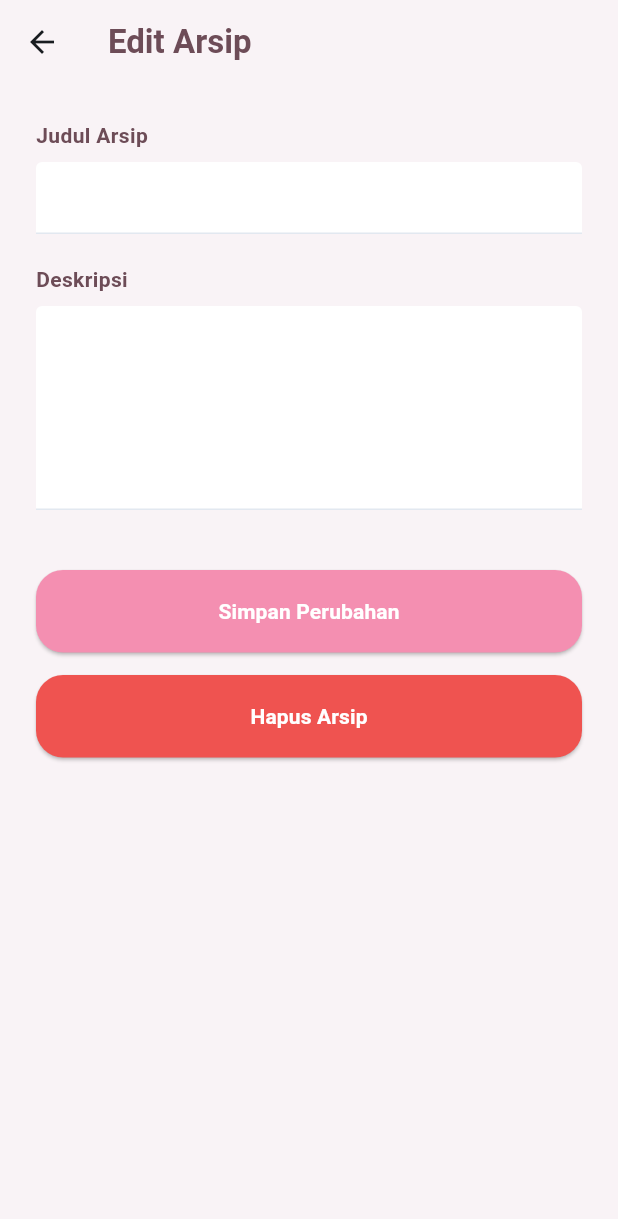
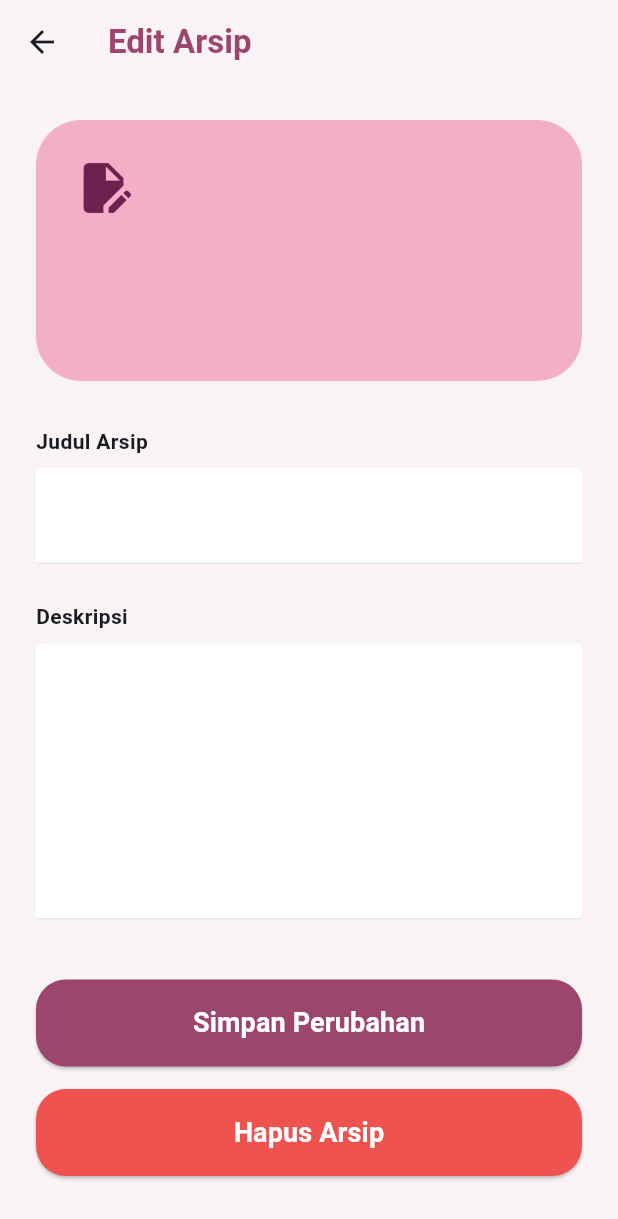
Before and after one commit to lutfiahdamayanti/arsipku-flutter, a Flutter app: the EditArsipPage screen opened directly with empty values, on a phone screen of 412 x 824 dp. Shown: the top 1219 px of the screen. Run offline on Flutter 3.47's test engine with Material 3 defaults, Android fonts, the light colour scheme and no system bars; our stand-ins replace file_picker, firebase_auth, firebase_core, flutter_local_notifications, google_sign_in, shared_preferences and 1 more; accounts and stored records are empty; network calls fail; Roboto replaces fonts that are missing (Sans-Serif).

Commit message:
Update edit_arsip
perbaikan UI pada halaman edit arsip

```diff
--- a/lib/edit_arsip.dart
+++ b/lib/edit_arsip.dart
@@ -4,7 +4,6 @@ import 'models/arsip_model.dart';
 
 class EditArsipPage extends StatefulWidget {
   final Arsip arsip;
-
   const EditArsipPage({super.key, required this.arsip});
 
   @override
@@ -12,156 +11,386 @@ class EditArsipPage extends StatefulWidget {
 }
 
 class _EditArsipPageState extends State<EditArsipPage> {
-
   late TextEditingController judulController;
   late TextEditingController deskripsiController;
-
   String kategori = '';
-
   @override
   void initState() {
     super.initState();
-
     judulController =
         TextEditingController(text: widget.arsip.judul);
-
     deskripsiController =
         TextEditingController(text: widget.arsip.deskripsi);
-
     kategori = widget.arsip.kategori;
   }
 
   @override
   Widget build(BuildContext context) {
   return Scaffold(
-      backgroundColor: const Color(0xFFF9F3F6),
+    backgroundColor:const Color(0xFFF9F3F6),
     appBar: AppBar(
-        backgroundColor: const Color(0xFFF9F3F6),
-        elevation: 0,
+      backgroundColor:const Color(0xFFF9F3F6),
+      elevation:0,
       title: const Text(
-          'Edit Arsip',
+        "Edit Arsip",
         style: TextStyle(
-            color: Color(0xFF6D4C57),
-            fontWeight: FontWeight.bold,
+          color: Color(0xFF9C466E),
+          fontWeight:
+          FontWeight.bold,
         ),
       ),
     ),
-      body: SingleChildScrollView(
+    body:
+    SingleChildScrollView(
       padding: const EdgeInsets.all(24),
       child: Column(
         crossAxisAlignment: CrossAxisAlignment.start,
-          children: [
-            const Text(
-              'Judul Arsip',
-              style: TextStyle(
-                fontWeight: FontWeight.w600,
-                color: Color(0xFF6D4C57),
+        children:[
+          Container(
+            width:
+            double.infinity,
+            padding:
+            const EdgeInsets.all(25),
+            decoration: BoxDecoration(
+              color:const Color(0xFFF4AFC8),
+              borderRadius: BorderRadius.circular(30),
+            ),
+            child: Column(
+              crossAxisAlignment: CrossAxisAlignment.start,
+              children:[
+                const Icon(
+                  Icons.edit_document,
+                  size:40,
+                  color:Color(0xFF6D214F),
+                ),
+                const SizedBox(
+                  height:15,
+                ),
+                Text(
+                  widget.arsip.judul,
+                  style:
+                  const TextStyle(
+                    fontSize:26,
+                    fontWeight:
+                    FontWeight.bold,
+                    color: Color(0xFF6D214F),
                   ),
                 ),
-            const SizedBox(height: 8),
+                const SizedBox(
+                 height:10,
+               ),
+
+               Text(
+
+                 widget.arsip.kategori,
+
+                 style:
+                 const TextStyle(
+
+                   color:
+                   Color(
+                     0xFF6D214F,
+                   ),
+
+                 ),
+
+               )
+
+             ],
+
+           ),
+
+         ),
+
+         const SizedBox(
+           height:30,
+         ),
+
+         const Text(
+
+           "Judul Arsip",
+
+           style: TextStyle(
+
+             fontWeight:
+             FontWeight.bold,
+
+           ),
+
+         ),
+
+         const SizedBox(
+           height:8,
+         ),
 
          TextField(
-              controller: judulController,
-              decoration: InputDecoration(
-                filled: true,
-                fillColor: Colors.white,
-                border: OutlineInputBorder(
-                  borderRadius: BorderRadius.circular(18),
-                  borderSide: BorderSide.none,
+
+           controller:
+           judulController,
+
+           decoration:
+           InputDecoration(
+
+             filled:true,
+
+             fillColor:
+             Colors.white,
+
+             contentPadding:
+             const EdgeInsets.all(
+               20,
              ),
+
+             border:
+             OutlineInputBorder(
+
+               borderRadius:
+               BorderRadius.circular(
+                 20,
                ),
+
+               borderSide:
+               BorderSide.none,
+
              ),
-            const SizedBox(height: 20),
+
+           ),
+
+         ),
+
+         const SizedBox(
+           height:25,
+         ),
 
          const Text(
-              'Deskripsi',
+
+           "Deskripsi",
+
            style: TextStyle(
-                fontWeight: FontWeight.w600,
-                color: Color(0xFF6D4C57),
+
+             fontWeight:
+             FontWeight.bold,
+
            ),
+
          ),
-            const SizedBox(height: 8),
+
+         const SizedBox(
+           height:8,
+         ),
 
          TextField(
-              controller: deskripsiController,
-              maxLines: 5,
-              decoration: InputDecoration(
-                filled: true,
-                fillColor: Colors.white,
-                border: OutlineInputBorder(
-                  borderRadius: BorderRadius.circular(18),
-                  borderSide: BorderSide.none,
+
+           controller:
+           deskripsiController,
+
+           maxLines:6,
+
+           decoration:
+           InputDecoration(
+
+             filled:true,
+
+             fillColor:
+             Colors.white,
+
+             contentPadding:
+             const EdgeInsets.all(
+               20,
              ),
+
+             border:
+             OutlineInputBorder(
+
+               borderRadius:
+               BorderRadius.circular(
+                 20,
                ),
+
+               borderSide:
+               BorderSide.none,
+
              ),
-            const SizedBox(height: 40),
+
+           ),
+
+         ),
+
+         const SizedBox(
+           height:40,
+         ),
 
          SizedBox(
-              width: double.infinity,
-              height: 55,
-              child: ElevatedButton(
+
+           width:
+           double.infinity,
+
+           height:58,
+
+           child:
+           ElevatedButton(
+
              onPressed: () async {
-                  bool result =
-                  await ArsipService().updateArsip(
-                    id: widget.arsip.id,
-                    judul: judulController.text,
-                    kategori: kategori,
-                    deskripsi: deskripsiController.text,
+
+               bool result=
+
+               await ArsipService()
+               .updateArsip(
+
+                 id:
+                 widget.arsip.id,
+
+                 judul:
+                 judulController.text,
+
+                 kategori:
+                 kategori,
+
+                 deskripsi:
+                 deskripsiController.text,
+
                );
-                  if (result) {
-                    Navigator.pop(context, true);
+
+               if(result){
+
+                 Navigator.pop(
+                   context,
+                   true,
+                 );
+
                }
+
              },
-                style: ElevatedButton.styleFrom(
-                  backgroundColor: const Color(0xFFF48FB1),
-                  shape: RoundedRectangleBorder(
-                    borderRadius: BorderRadius.circular(18),
-                 ),
+
+             style:
+             ElevatedButton.styleFrom(
+
+               backgroundColor:
+               const Color(
+                 0xFF9C466E,
                ),
 
-               child: const Text(
+               shape:
+               RoundedRectangleBorder(
+
+                 borderRadius:
+                 BorderRadius.circular(
+                   20,
+                 ),
+
+               ),
+
+             ),
+
+             child:
+             const Text(
+
                "Simpan Perubahan",
-                  style: TextStyle(
-                    color: Colors.white,
-                    fontWeight: FontWeight.bold,
+
+               style:
+               TextStyle(
+
+                 color:
+                 Colors.white,
+
+                 fontSize:18,
+
+                 fontWeight:
+                 FontWeight.bold,
+
                ),
+
              ),
+
            ),
+
          ),
-            const SizedBox(height: 15),
+
+         const SizedBox(
+           height:15,
+         ),
 
          SizedBox(
-              width: double.infinity,
-              height: 55,
-              child: ElevatedButton(
+
+           width:
+           double.infinity,
+
+           height:58,
+
+           child:
+           ElevatedButton(
+
              onPressed: () async {
-                  bool result =
-                  await ArsipService().deleteArsip(
+
+               bool result=
+
+               await ArsipService()
+               .deleteArsip(
+
                  widget.arsip.id,
+
                );
 
-                  if (result) {
-                   Navigator.pop(context, true);
+               if(result){
+
+                 Navigator.pop(
+                   context,
+                   true,
+                 );
+
                }
+
              },
-                style: ElevatedButton.styleFrom(
-                  backgroundColor: Colors.red.shade400,
-                  shape: RoundedRectangleBorder(
-                    borderRadius: BorderRadius.circular(18),
+
+             style:
+             ElevatedButton.styleFrom(
+
+               backgroundColor:
+               Colors.red.shade400,
+
+               shape:
+               RoundedRectangleBorder(
+
+                 borderRadius:
+                 BorderRadius.circular(
+                   20,
                  ),
+
                ),
-                child: const Text(
+
+             ),
+
+             child:
+             const Text(
+
                "Hapus Arsip",
-                  style: TextStyle(
-                    color: Colors.white,
-                    fontWeight: FontWeight.bold,
+
+               style:
+               TextStyle(
+
+                 color:
+                 Colors.white,
+
+                 fontWeight:
+                 FontWeight.bold,
+
+                 fontSize:18,
+
                ),
+
              ),
+
            ),
+
+         )
+
+       ],
+
      ),
-          ],
+
    ),
-      ),
+
  );
+
 }
 }
```
Lines whose indentation alone changed are shown as unchanged.
